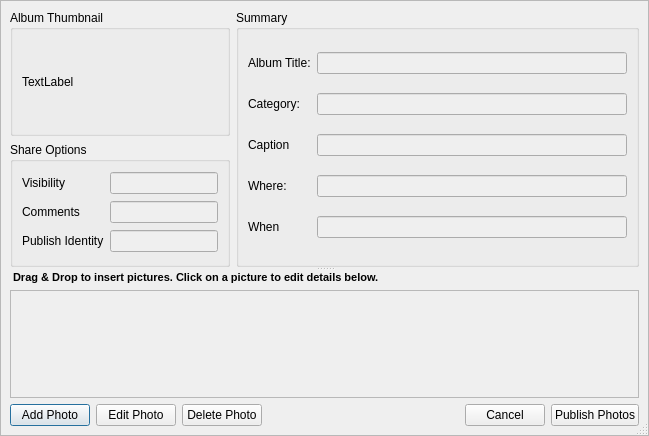
Above: retroshare-gui/src/gui/PhotoShare/AlbumDialog.ui from RetroShare/RetroShare before the change. Below: the same form after it.
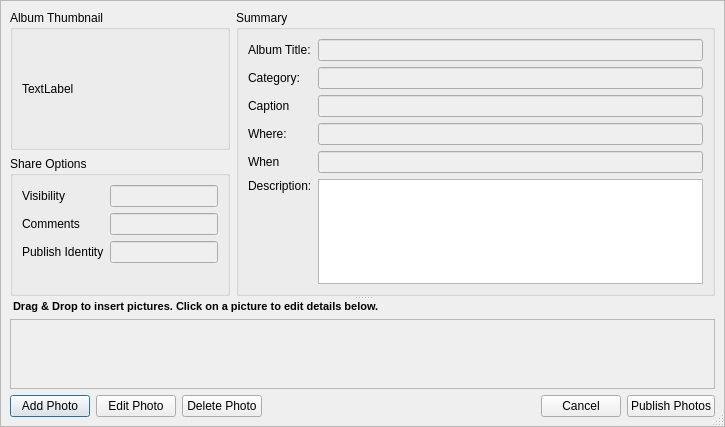
That is the form after the change. Icons and pictures are not drawn. Custom widgets are drawn as their Qt base class.

Commit message: Added minimize/maximize buttons to QDialog, Added to display "Where" and "Description" Label on Album Dialog Added a StackedWidget to Create Album Dialog, to use later for adding Photos, when generating a new Album

Patch:
```diff
--- a/retroshare-gui/src/gui/PhotoShare/AlbumDialog.ui
+++ b/retroshare-gui/src/gui/PhotoShare/AlbumDialog.ui
@@ -6,8 +6,8 @@
    <rect>
     <x>0</x>
     <y>0</y>
-    <width>649</width>
-    <height>436</height>
+    <width>725</width>
+    <height>427</height>
    </rect>
   </property>
   <property name="windowTitle">
@@ -177,6 +177,46 @@
                </property>
               </widget>
              </item>
+             <item row="5" column="0">
+              <widget class="QLabel" name="label">
+               <property name="text">
+                <string>Description:</string>
+               </property>
+              </widget>
+             </item>
+             <item row="5" column="1" rowspan="2">
+              <widget class="QTextEdit" name="textEdit_description">
+               <property name="readOnly">
+                <bool>true</bool>
+               </property>
+              </widget>
+             </item>
+             <item row="6" column="0">
+              <spacer name="verticalSpacer_2">
+               <property name="orientation">
+                <enum>Qt::Vertical</enum>
+               </property>
+               <property name="sizeHint" stdset="0">
+                <size>
+                 <width>20</width>
+                 <height>40</height>
+                </size>
+               </property>
+              </spacer>
+             </item>
+             <item row="7" column="1">
+              <spacer name="verticalSpacer">
+               <property name="orientation">
+                <enum>Qt::Vertical</enum>
+               </property>
+               <property name="sizeHint" stdset="0">
+                <size>
+                 <width>20</width>
+                 <height>40</height>
+                </size>
+               </property>
+              </spacer>
+             </item>
             </layout>
            </widget>
           </item>
@@ -254,6 +294,19 @@
                  </property>
                 </widget>
                </item>
+               <item row="3" column="1">
+                <spacer name="verticalSpacer_3">
+                 <property name="orientation">
+                  <enum>Qt::Vertical</enum>
+                 </property>
+                 <property name="sizeHint" stdset="0">
+                  <size>
+                   <width>20</width>
+                   <height>40</height>
+                  </size>
+                 </property>
+                </spacer>
+               </item>
               </layout>
              </widget>
             </item>
@@ -299,8 +352,8 @@
               <rect>
                <x>0</x>
                <y>0</y>
-               <width>625</width>
-               <height>112</height>
+               <width>701</width>
+               <height>69</height>
               </rect>
              </property>
              <property name="styleSheet">
```
Left out of the diff: 44 changed lines with no effect on the pictures. The commit also changes 6 other files.
